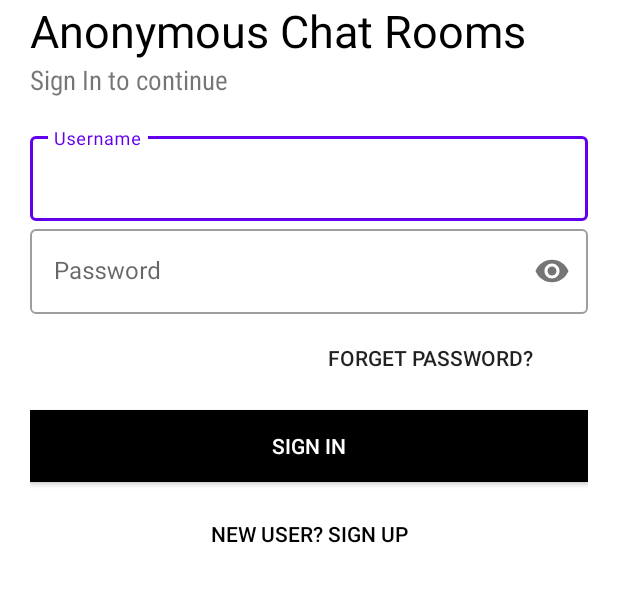
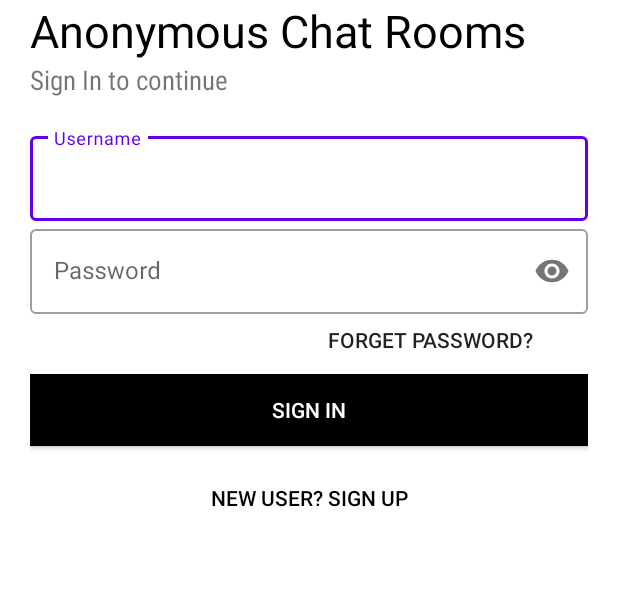
Before and after one commit to saketha-yellanki/Find-Yourself, an Android app: the screen it shows after launch (LoginActivity), on a phone screen of 412 x 824 dp, the part 339-941 px from its top. Run offline under Robolectric (Android 15) with nearby library versions, the phone set to English and light mode, and no system bars; Roboto replaces fonts that are not available here.

Commit message:
login draft 3
Signed-off-by: sreeja <sreejasridhar03@gmail.com>

```diff
--- a/FindYourself/app/src/main/res/layout/activity_login.xml
+++ b/FindYourself/app/src/main/res/layout/activity_login.xml
@@ -74,7 +74,7 @@
 
         <Button
             android:layout_width="200dp"
-            android:layout_height="wrap_content"
+            android:layout_height="24dp"
             android:layout_gravity="right"
             android:layout_margin="5dp"
             android:background="#00000000"
```
